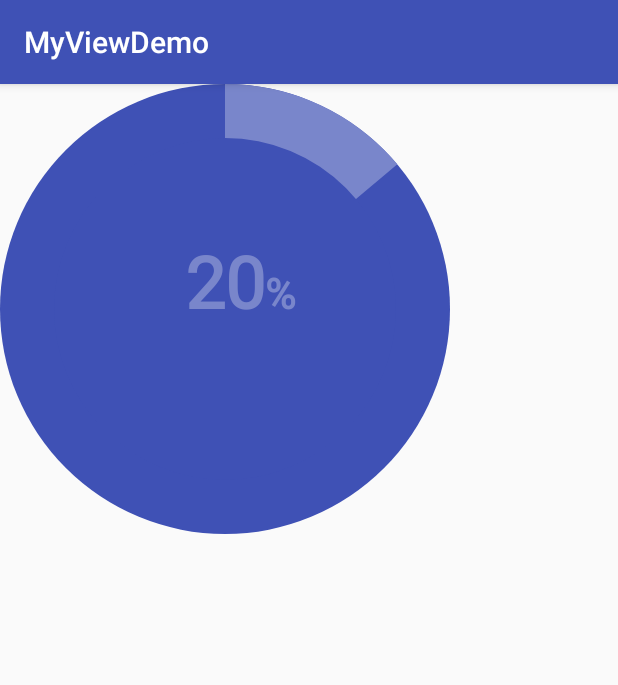
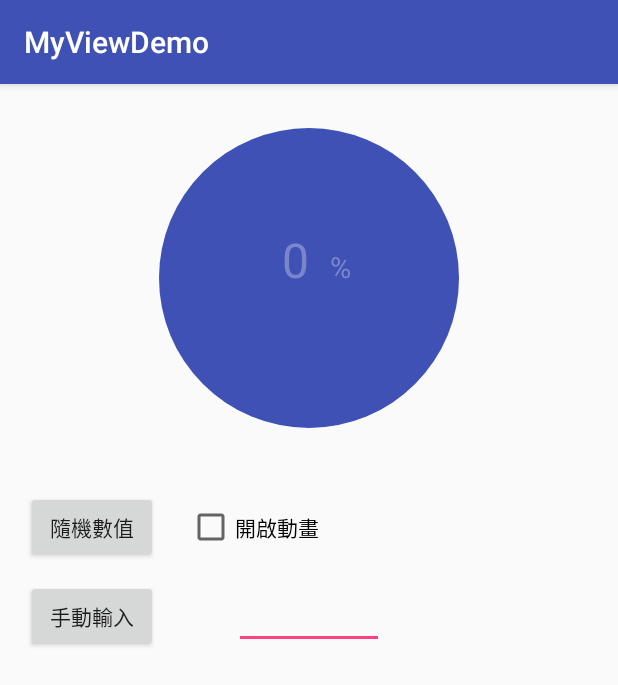
Before and after one commit to benntqoo/WCY-View, an Android app: the CircleDashBoardActivity screen opened directly, with no data from a screen before it, on a phone screen of 412 x 824 dp. Shown: the top 685 px of the screen. Run offline under Robolectric (Android 15) with nearby library versions, the phone set to English and light mode, and no system bars.

Commit message:
Branch 修改CircleDashBoard 文字縮放

```diff
--- a/app/src/main/java/com/jrtou/myviewdemo/myviewdemo/Activity/CircleDashBoardActivity.java
+++ b/app/src/main/java/com/jrtou/myviewdemo/myviewdemo/Activity/CircleDashBoardActivity.java
@@ -2,8 +2,15 @@ package com.jrtou.myviewdemo.myviewdemo.Activity;
 
 import android.os.Bundle;
 import android.support.v7.app.AppCompatActivity;
+import android.view.View;
+import android.widget.Button;
+import android.widget.CheckBox;
+import android.widget.CompoundButton;
+import android.widget.EditText;
+import android.widget.Toast;
 
 import com.jrtou.myviewdemo.myviewdemo.R;
+import com.jrtou.myviewdemo.wcylibrary.View.CircleDashboard;
 
 public class CircleDashBoardActivity extends AppCompatActivity {
 
@@ -11,5 +18,39 @@ public class CircleDashBoardActivity extends AppCompatActivity {
     protected void onCreate(Bundle savedInstanceState) {
         super.onCreate(savedInstanceState);
         setContentView(R.layout.activity_circle_dash_board);
+        final CircleDashboard CD = (CircleDashboard) findViewById(R.id.circle_dashboard);
+
+        Button btnRandom = (Button) findViewById(R.id.circle_btn_random);
+        btnRandom.setOnClickListener(new View.OnClickListener() {
+            @Override
+            public void onClick(View view) {
+                int random = (int) (Math.random() * 100);
+                CD.setPercent(random);
+            }
+        });
+
+        final EditText edNumber = (EditText) findViewById(R.id.circle_ed_number);
+        Button btnInout = (Button) findViewById(R.id.circle_btn_input);
+        btnInout.setOnClickListener(new View.OnClickListener() {
+            @Override
+            public void onClick(View view) {
+                if (edNumber.getText().toString().length() > 0) {
+                    int number = Integer.parseInt(edNumber.getText().toString());
+                    CD.setPercent(number);
+                } else {
+                    Toast.makeText(getApplicationContext(), "請輸入數值", Toast.LENGTH_SHORT).show();
+                }
+
+            }
+        });
+
+        CheckBox mCheckBox = (CheckBox) findViewById(R.id.circlr_checkBox);
+        mCheckBox.setChecked(CD.getAnimationMode());
+        mCheckBox.setOnCheckedChangeListener(new CompoundButton.OnCheckedChangeListener() {
+            @Override
+            public void onCheckedChanged(CompoundButton compoundButton, boolean b) {
+                CD.setAnimationMode(b);
+            }
+        });
     }
 }
--- a/app/src/main/res/layout/activity_circle_dash_board.xml
+++ b/app/src/main/res/layout/activity_circle_dash_board.xml
@@ -9,6 +9,54 @@
 
 
     <com.jrtou.myviewdemo.wcylibrary.View.CircleDashboard
-        android:layout_width="300dp"
-        android:layout_height="300dp"/>
+        android:id="@+id/circle_dashboard"
+        android:layout_width="200dp"
+        android:layout_height="200dp"
+        android:layout_alignParentTop="true"
+        android:layout_centerHorizontal="true"
+        android:layout_marginTop="29dp"/>
+
+
+    <Button
+        android:id="@+id/circle_btn_random"
+        android:layout_width="wrap_content"
+        android:layout_height="wrap_content"
+        android:layout_alignParentLeft="true"
+        android:layout_alignParentStart="true"
+        android:layout_below="@+id/circle_dashboard"
+        android:layout_marginLeft="17dp"
+        android:layout_marginStart="17dp"
+        android:layout_marginTop="42dp"
+        android:text="隨機數值"/>
+
+    <Button
+        android:id="@+id/circle_btn_input"
+        android:layout_width="wrap_content"
+        android:layout_height="wrap_content"
+        android:layout_alignLeft="@+id/circle_btn_random"
+        android:layout_alignStart="@+id/circle_btn_random"
+        android:layout_below="@+id/circle_btn_random"
+        android:layout_marginTop="11dp"
+        android:text="手動輸入"/>
+
+    <EditText
+        android:id="@+id/circle_ed_number"
+        android:layout_width="100dp"
+        android:layout_height="wrap_content"
+        android:layout_alignBaseline="@+id/circle_btn_input"
+        android:layout_alignBottom="@+id/circle_btn_input"
+        android:layout_centerHorizontal="true"
+        android:inputType="number"/>
+
+    <CheckBox
+        android:layout_width="wrap_content"
+        android:layout_height="wrap_content"
+        android:text="開啟動畫"
+        android:layout_alignBaseline="@+id/circle_btn_random"
+        android:layout_alignBottom="@+id/circle_btn_random"
+        android:layout_toRightOf="@+id/circle_btn_random"
+        android:layout_toEndOf="@+id/circle_btn_random"
+        android:layout_marginLeft="19dp"
+        android:layout_marginStart="19dp"
+        android:id="@+id/circlr_checkBox"/>
 </RelativeLayout>
--- a/wcylibrary/src/main/java/com/jrtou/myviewdemo/wcylibrary/View/CircleDashboard.java
+++ b/wcylibrary/src/main/java/com/jrtou/myviewdemo/wcylibrary/View/CircleDashboard.java
@@ -7,6 +7,7 @@ import android.graphics.Paint;
 import android.graphics.RectF;
 import android.util.AttributeSet;
 import android.view.View;
+import android.widget.Toast;
 
 import com.jrtou.myviewdemo.wcylibrary.R;
 import com.jrtou.myviewdemo.wcylibrary.Tool.PxUtils;
@@ -32,13 +33,14 @@ public class CircleDashboard extends View {
     private int radius;
     private int circleColor;
     private int percentColor;
+    private static final int DEFAULT_PERCENT_WIDTH = 10;
     private int percentWidth;
-    private static final int a = 12;
-    private int b;
     private int percent;
 
+    private boolean animationMode;
+
     private static final int textSize = 16;
-    private float textSizeReault;
+    private float textSizeResult;
 
     public CircleDashboard(Context context) {
         this(context, null);
@@ -59,8 +61,7 @@ public class CircleDashboard extends View {
         percentColor = mTypeArray.getColor(R.styleable.CircleDashboard_percentColor, getResources().getColor(R.color
                 .indigo300));
 
-        percentWidth = mTypeArray.getDimensionPixelSize(R.styleable.CircleDashboard_percentWidth, PxUtils.dpToPx(12,
-                context));
+        animationMode = mTypeArray.getBoolean(R.styleable.CircleDashboard_percentAnimation, false);
         mTypeArray.recycle();
     }
 
@@ -103,8 +104,9 @@ public class CircleDashboard extends View {
         }
 
         radius = viewWidth > viewHeight ? viewHeight : viewWidth;
-        textSizeReault = PxUtils.spToPx(textSize, getContext()) * radius / PxUtils.dpToPx(DEFAULT_VALUE, getContext());
-        b = PxUtils.dpToPx(a, getContext()) * radius / PxUtils.dpToPx(DEFAULT_VALUE, getContext());
+        textSizeResult = PxUtils.spToPx(textSize, getContext()) * radius / PxUtils.dpToPx(DEFAULT_VALUE, getContext());
+        percentWidth = PxUtils.dpToPx(DEFAULT_PERCENT_WIDTH, getContext()) * radius / PxUtils.dpToPx(DEFAULT_VALUE,
+                getContext());
         setMeasuredDimension(viewWidth, viewHeight);
     }
 
@@ -120,26 +122,68 @@ public class CircleDashboard extends View {
         //percent
         mPaint.setColor(percentColor);
         mRectF.set(0, 0, radius, radius);
-        canvas.drawArc(mRectF, 270, 50, true, mPaint);
+        float drawPercent = (float) (percent * 3.6);
+        canvas.drawArc(mRectF, 270, drawPercent, true, mPaint);
 
         //inside circle
         mPaint.setColor(circleColor);
-        canvas.drawCircle(radius / 2, radius / 2, radius / 2 - b, mPaint);
-        //TODO 文字等比例放大未完成
+        canvas.drawCircle(radius / 2, radius / 2, radius / 2 - percentWidth, mPaint);
+
         //Text
         mPaint.setColor(percentColor);
-        mPaint.setTextSize(textSizeReault);
-        float textLength = mPaint.measureText("2");
-        canvas.drawText("20", radius / 2-textLength, radius / 2, mPaint);
+        mPaint.setTextSize(textSizeResult);
+        float textLength = mPaint.measureText(String.valueOf(percent));
+        canvas.drawText(String.valueOf(percent), radius / 2 - textLength, radius / 2, mPaint);
 
-        mPaint.setTextSize(textSizeReault - PxUtils.spToPx(20,getContext()));
-        mPaint.setFakeBoldText(true);
+        double subTextSize = textSizeResult * 0.6;
+        mPaint.setTextSize((float) subTextSize);
+        mPaint.setFakeBoldText(false);
 
-        canvas.drawText("%", radius / 2  +textLength, radius / 2, mPaint);
+        float subTextLength = mPaint.measureText("%");
+        canvas.drawText("%", radius / 2 + subTextLength, radius / 2, mPaint);
     }
 
-    private void setPercent(int percent) {
-        this.percent = percent;
-        invalidate();
+
+    public boolean getAnimationMode() {
+        return animationMode;
+    }
+
+    public void setAnimationMode(Boolean b) {
+        animationMode = b;
+    }
+
+
+    public void setPercent(int percent) {
+        if (percent > 100) {
+            Toast.makeText(getContext(), "Percent has error value", Toast.LENGTH_SHORT).show();
+        } else {
+            this.percent = percent;
+
+            if (animationMode) {
+                animationInvalidate(percent);
+            } else {
+                invalidate();
+            }
+
+        }
+    }
+
+    private void animationInvalidate(int p) {
+        final int drawPercent = p;
+        new Thread(new Runnable() {
+            @Override
+            public void run() {
+                for (int i = 0; i <= drawPercent; i++) {
+                    try {
+                        Thread.sleep(15);
+                    } catch (InterruptedException e) {
+                        e.printStackTrace();
+                    }
+                    percent = i;
+                    postInvalidate();
+                }
+            }
+
+        }).start();
     }
 }
--- a/wcylibrary/src/main/res/values/attrs.xml
+++ b/wcylibrary/src/main/res/values/attrs.xml
@@ -16,6 +16,6 @@
     <declare-styleable name="CircleDashboard">
         <attr name="circleColor" format="color"/>
         <attr name="percentColor" format="color"/>
-        <attr name="percentWidth" format="dimension"/>
+        <attr name="percentAnimation" format="boolean"/>
     </declare-styleable>
 </resources>
```
